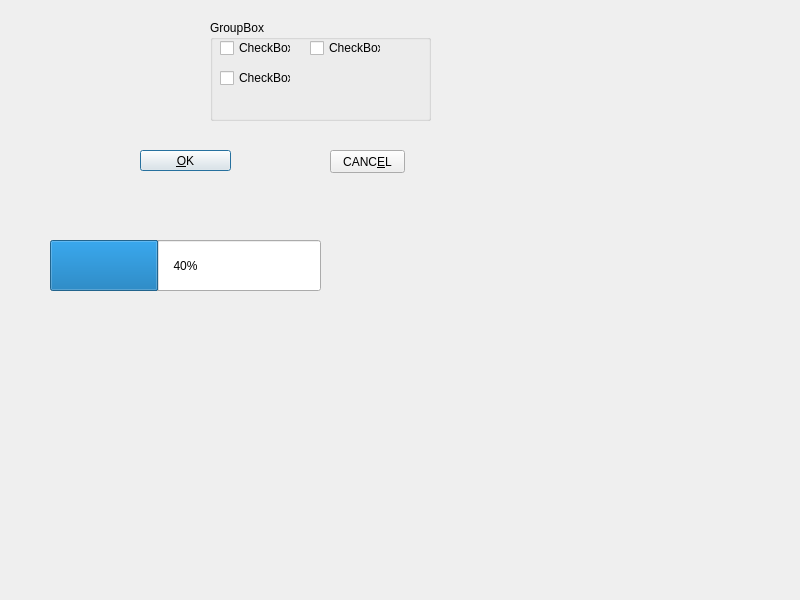
Old version of the form python/qt5/untitled1/app.ui in the repository huangyisan/funyield.
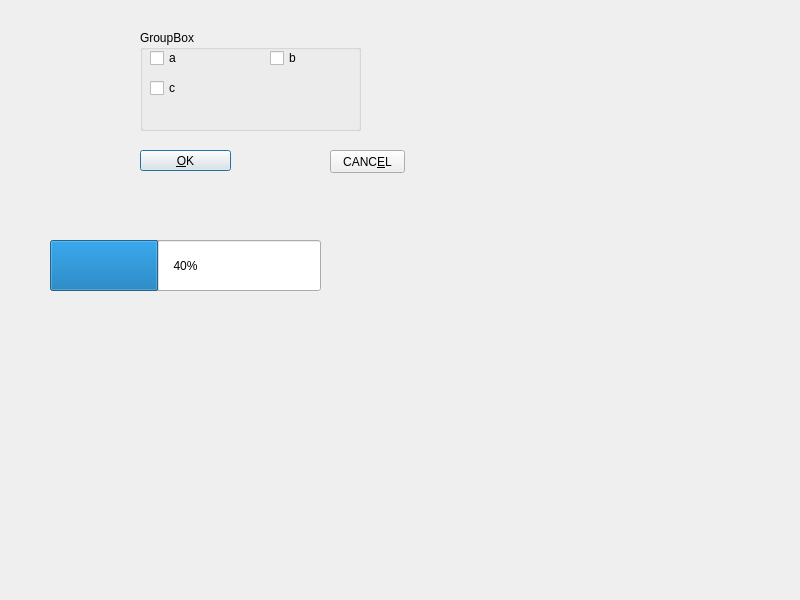
New version of the form.

The edit to the form file:
```diff
--- a/python/qt5/untitled1/app.ui
+++ b/python/qt5/untitled1/app.ui
@@ -42,8 +42,8 @@
   <widget class="QGroupBox" name="groupBox">
    <property name="geometry">
     <rect>
-     <x>210</x>
-     <y>20</y>
+     <x>140</x>
+     <y>30</y>
      <width>221</width>
      <height>101</height>
     </rect>
@@ -61,20 +61,20 @@
      </rect>
     </property>
     <property name="text">
-     <string>CheckBox</string>
+     <string>a</string>
     </property>
    </widget>
    <widget class="QCheckBox" name="checkBox_3">
     <property name="geometry">
      <rect>
-      <x>100</x>
+      <x>130</x>
       <y>20</y>
       <width>71</width>
       <height>16</height>
      </rect>
     </property>
     <property name="text">
-     <string>CheckBox</string>
+     <string>b</string>
     </property>
    </widget>
    <widget class="QCheckBox" name="checkBox_2">
@@ -87,7 +87,7 @@
      </rect>
     </property>
     <property name="text">
-     <string>CheckBox</string>
+     <string>c</string>
     </property>
    </widget>
   </widget>
```
